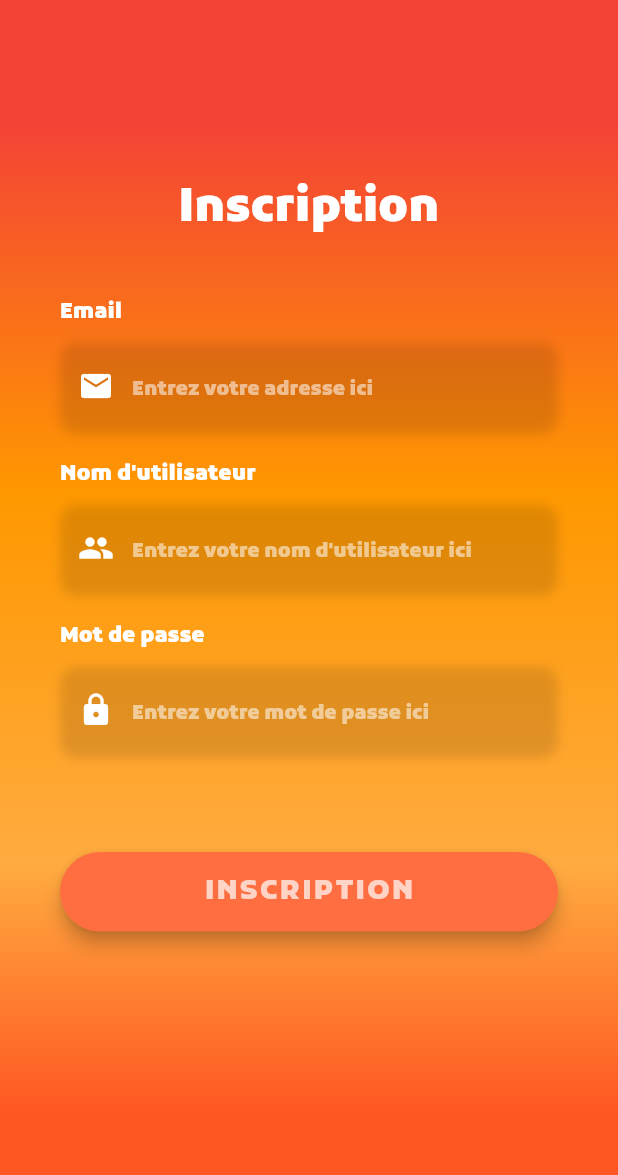
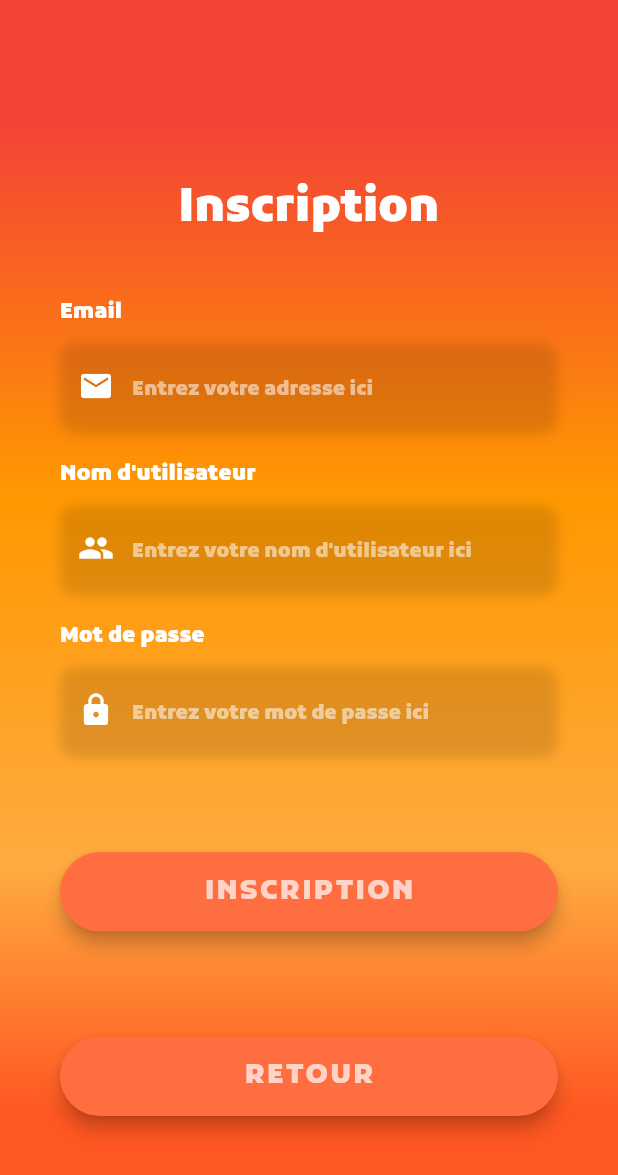
Before and after one commit to Armadias/flutter_skill, a Flutter app: the EcranInscription screen opened directly, on a phone screen of 412 x 824 dp. Shown: the top 1175 px of the screen. Run offline on Flutter 3.47's test engine with Material 2 defaults, Android fonts, the phone set to English and light mode, and no system bars.

Commit message:
ajout bouton retour dans EcranInscription

```diff
--- a/lib/Ecran/ecranInscription.dart
+++ b/lib/Ecran/ecranInscription.dart
@@ -1,6 +1,7 @@
 import 'package:flutter/material.dart';
 import 'dart:convert';
 import 'package:http/http.dart' as http;
+import 'package:skill_check/Ecran/ecranConnection.dart';
 
 import 'package:skill_check/Utilitaires/constantes.dart';
 import 'package:skill_check/Ecran/DrawerFile/ecranAccueil.dart';
@@ -262,6 +263,37 @@ class EcranInscriptionEtat extends State<EcranInscription> {
     );
   }
 
+    Widget constructeurBouttonRetrun(){
+    return Container(
+      padding: EdgeInsets.symmetric(vertical: 25.0),
+      width: double.infinity,
+      child: RaisedButton(
+        elevation: 5.0,
+        onPressed: () {
+            Navigator.push(
+                        context,
+                        MaterialPageRoute(builder: (context) => new EcranConnection()),
+                      );
+            },
+        padding: EdgeInsets.all(15.0),
+        shape: RoundedRectangleBorder(
+          borderRadius: BorderRadius.circular(30),
+        ),
+        color: Colors.deepOrangeAccent,
+        child:Text(
+          'RETOUR',
+          style: TextStyle(
+            color: Colors.white70,
+            letterSpacing: 1.5,
+            fontSize: 18.0,
+            fontWeight: FontWeight.bold,
+            fontFamily: 'Kufam',
+          ),
+        ),
+      ),
+    );
+  }
+
   @override
   Widget build(BuildContext context) {
         return Scaffold(
@@ -311,6 +343,8 @@ class EcranInscriptionEtat extends State<EcranInscription> {
                     constructeurMDP(),
                     SizedBox(height: 20.0),
                     constructeurBoutton(),
+                    SizedBox(height: 20.0),
+                    constructeurBouttonRetrun(),
                 ],
               ),
             ),
```
